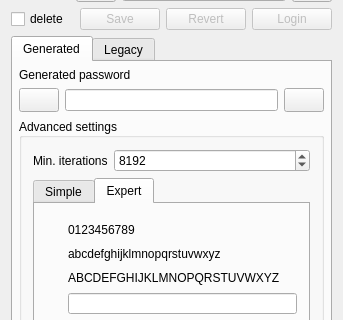
This is Qt-SESAM/mainwindow.ui in 607011/Qt-SESAM as Qt 5 draws it before an edit; both pictures show x 0 to 343 and y 110 to 430 of the 343 by 612 pixel window. The edited form follows.
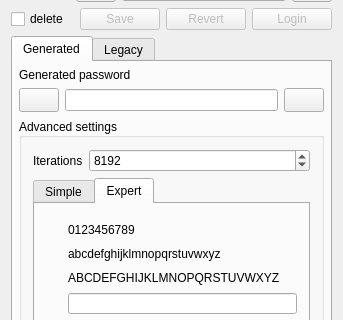
This is the edited form. Icons and pictures are not drawn. Custom widgets are drawn as their Qt base class.

Commit message: Corrected some GUI text.

What changed in the file:
```diff
--- a/Qt-SESAM/mainwindow.ui
+++ b/Qt-SESAM/mainwindow.ui
@@ -393,7 +393,7 @@
              <item row="0" column="0">
               <widget class="QLabel" name="label_3">
                <property name="text">
-                <string>Min. iterations</string>
+                <string>Iterations</string>
                </property>
               </widget>
              </item>
```
Left out of the diff: 2 changed lines with no effect on the pictures. The commit also changes 1 other file.
